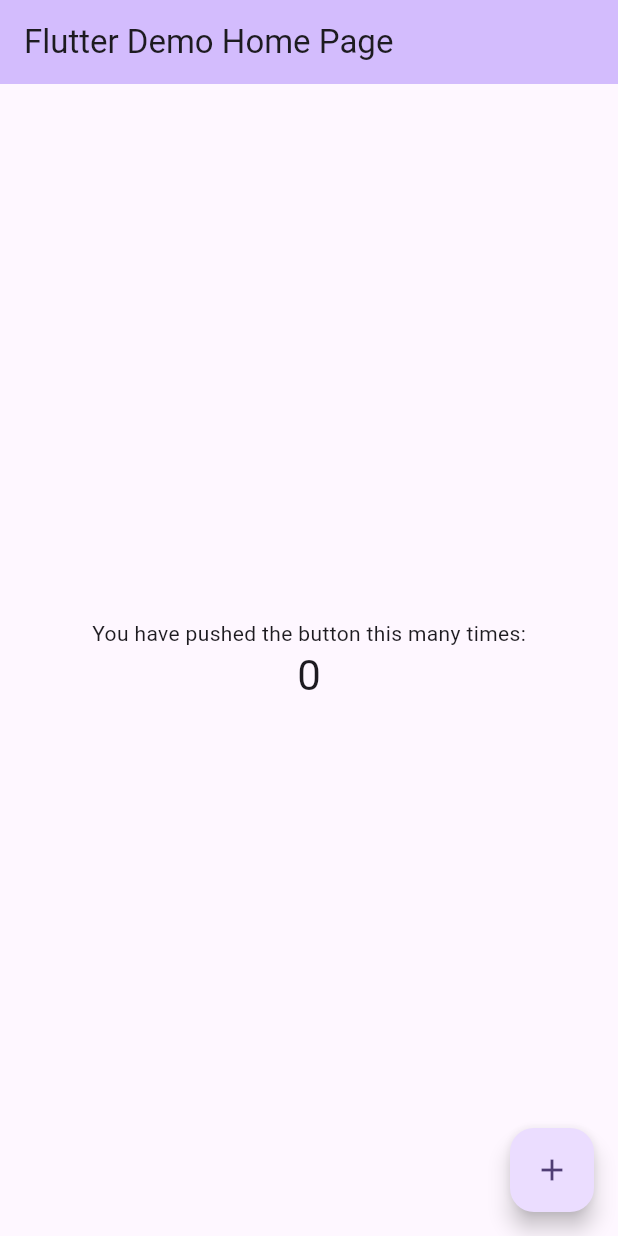
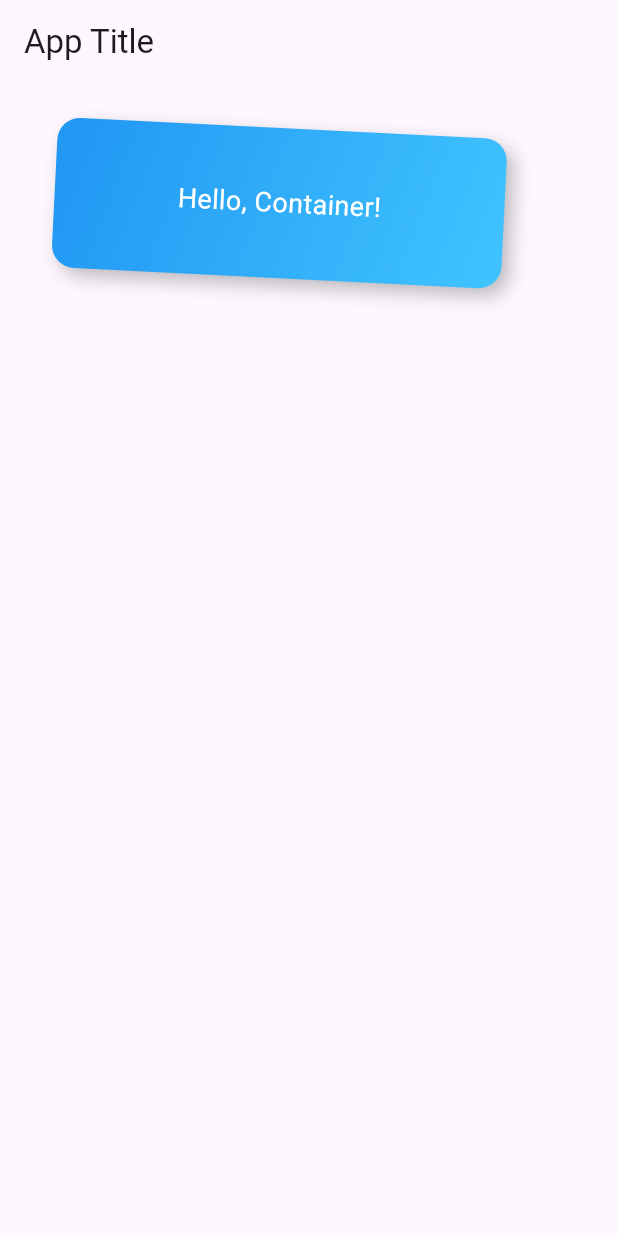
Before and after one commit to Soaif0912/flutter-first-app, a Flutter app: the screen it shows after launch, on a phone screen of 412 x 824 dp. Run offline on Flutter 3.47's test engine with Material 3 defaults, Android fonts, the phone set to English and light mode, and no system bars.

Commit message:
adding new widget

```diff
--- a/lib/main.dart
+++ b/lib/main.dart
@@ -1,125 +1,15 @@
 import 'package:flutter/material.dart';
 
+import 'widgets/rich_text.dart';
+import 'widgets/container_widget.dart';
+
 void main() {
-  runApp(const MyApp());
+  runApp(MaterialApp(
+    home: Scaffold(
+      appBar: AppBar(
+        title: const Text('App Title'),
+      ),
+      body: const ContainerExample(),
+    ),
+  ));
 }
-
-class MyApp extends StatelessWidget {
-  const MyApp({super.key});
-
-  // This widget is the root of your application.
-  @override
-  Widget build(BuildContext context) {
-    return MaterialApp(
-      title: 'Flutter Demo',
-      theme: ThemeData(
-        // This is the theme of your application.
-        //
-        // TRY THIS: Try running your application with "flutter run". You'll see
-        // the application has a purple toolbar. Then, without quitting the app,
-        // try changing the seedColor in the colorScheme below to Colors.green
-        // and then invoke "hot reload" (save your changes or press the "hot
-        // reload" button in a Flutter-supported IDE, or press "r" if you used
-        // the command line to start the app).
-        //
-        // Notice that the counter didn't reset back to zero; the application
-        // state is not lost during the reload. To reset the state, use hot
-        // restart instead.
-        //
-        // This works for code too, not just values: Most code changes can be
-        // tested with just a hot reload.
-        colorScheme: ColorScheme.fromSeed(seedColor: Colors.deepPurple),
-        useMaterial3: true,
-      ),
-      home: const MyHomePage(title: 'Flutter Demo Home Page'),
-    );
-  }
-}
-
-class MyHomePage extends StatefulWidget {
-  const MyHomePage({super.key, required this.title});
-
-  // This widget is the home page of your application. It is stateful, meaning
-  // that it has a State object (defined below) that contains fields that affect
-  // how it looks.
-
-  // This class is the configuration for the state. It holds the values (in this
-  // case the title) provided by the parent (in this case the App widget) and
-  // used by the build method of the State. Fields in a Widget subclass are
-  // always marked "final".
-
-  final String title;
-
-  @override
-  State<MyHomePage> createState() => _MyHomePageState();
-}
-
-class _MyHomePageState extends State<MyHomePage> {
-  int _counter = 0;
-
-  void _incrementCounter() {
-    setState(() {
-      // This call to setState tells the Flutter framework that something has
-      // changed in this State, which causes it to rerun the build method below
-      // so that the display can reflect the updated values. If we changed
-      // _counter without calling setState(), then the build method would not be
-      // called again, and so nothing would appear to happen.
-      _counter++;
-    });
-  }
-
-  @override
-  Widget build(BuildContext context) {
-    // This method is rerun every time setState is called, for instance as done
-    // by the _incrementCounter method above.
-    //
-    // The Flutter framework has been optimized to make rerunning build methods
-    // fast, so that you can just rebuild anything that needs updating rather
-    // than having to individually change instances of widgets.
-    return Scaffold(
-      appBar: AppBar(
-        // TRY THIS: Try changing the color here to a specific color (to
-        // Colors.amber, perhaps?) and trigger a hot reload to see the AppBar
-        // change color while the other colors stay the same.
-        backgroundColor: Theme.of(context).colorScheme.inversePrimary,
-        // Here we take the value from the MyHomePage object that was created by
-        // the App.build method, and use it to set our appbar title.
-        title: Text(widget.title),
-      ),
-      body: Center(
-        // Center is a layout widget. It takes a single child and positions it
-        // in the middle of the parent.
-        child: Column(
-          // Column is also a layout widget. It takes a list of children and
-          // arranges them vertically. By default, it sizes itself to fit its
-          // children horizontally, and tries to be as tall as its parent.
-          //
-          // Column has various properties to control how it sizes itself and
-          // how it positions its children. Here we use mainAxisAlignment to
-          // center the children vertically; the main axis here is the vertical
-          // axis because Columns are vertical (the cross axis would be
-          // horizontal).
-          //
-          // TRY THIS: Invoke "debug painting" (choose the "Toggle Debug Paint"
-          // action in the IDE, or press "p" in the console), to see the
-          // wireframe for each widget.
-          mainAxisAlignment: MainAxisAlignment.center,
-          children: <Widget>[
-            const Text(
-              'You have pushed the button this many times:',
-            ),
-            Text(
-              '$_counter',
-              style: Theme.of(context).textTheme.headlineMedium,
-            ),
-          ],
-        ),
-      ),
-      floatingActionButton: FloatingActionButton(
-        onPressed: _incrementCounter,
-        tooltip: 'Increment',
-        child: const Icon(Icons.add),
-      ), // This trailing comma makes auto-formatting nicer for build methods.
-    );
-  }
-}
```
